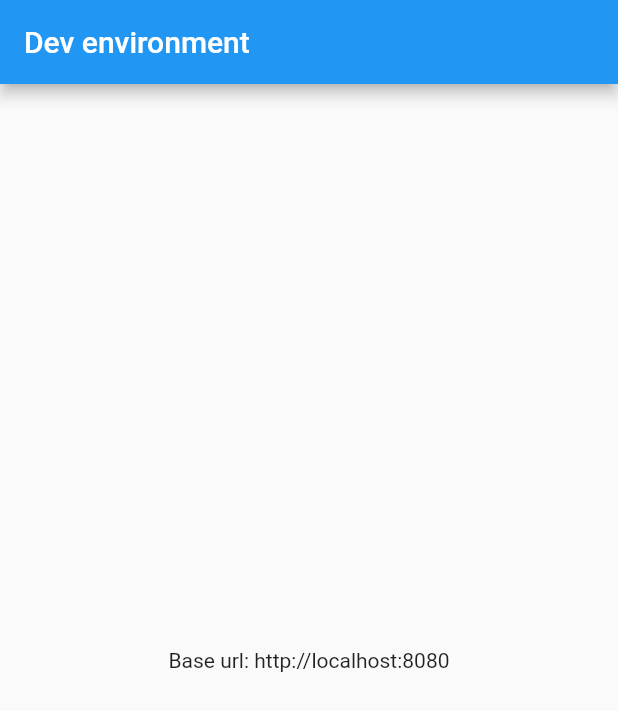
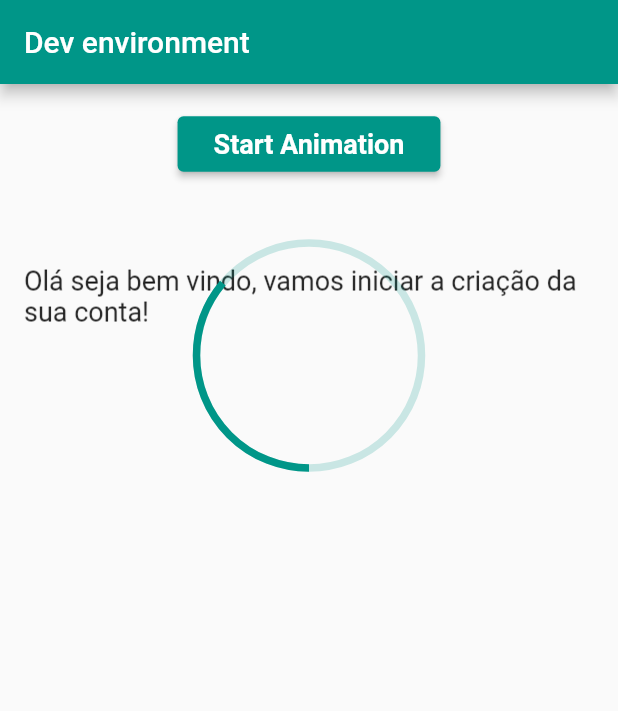
Before and after one commit to MarioJunio/flavors-and-environments, a Flutter app: the first screen one second after launch, on a phone screen of 412 x 824 dp. Shown: the top 711 px of the screen. Run offline on Flutter 3.47's test engine with Material 2 defaults, Android fonts, the phone set to English and light mode, and no system bars.

Commit message:
add RenderBox and RenderObject

```diff
--- a/lib/src/app/ui/home_page.dart
+++ /dev/null
@@ -1,18 +0,0 @@
-import 'package:flavors/flavor_config.dart';
-import 'package:flutter/material.dart';
-
-class HomePage extends StatelessWidget {
-  const HomePage({Key? key}) : super(key: key);
-
-  @override
-  Widget build(BuildContext context) {
-    return Scaffold(
-      appBar: AppBar(
-        title: Text(FlavorConfig.title ?? "Does not have"),
-      ),
-      body: Center(
-        child: Text("Base url: ${FlavorConfig.baseUrl!}"),
-      ),
-    );
-  }
-}
--- /dev/null
+++ b/lib/src/app/ui/pages/home_page/home_page.dart
@@ -0,0 +1,91 @@
+import 'package:flavors/flavor_config.dart';
+import 'package:flavors/src/app/ui/widgets/app_text_presentation_animation.dart';
+import 'package:flavors/src/app/ui/widgets/circular_gadget_widget.dart';
+import 'package:flutter/material.dart';
+
+class HomePage extends StatefulWidget {
+  const HomePage({Key? key}) : super(key: key);
+
+  @override
+  State<HomePage> createState() => _HomePageState();
+}
+
+class _HomePageState extends State<HomePage>
+    with SingleTickerProviderStateMixin {
+  late AnimationController _animationController;
+  late Animation<double> strokeValue;
+
+  @override
+  void initState() {
+    super.initState();
+
+    _animationController = AnimationController(
+      vsync: this,
+      duration: const Duration(seconds: 3),
+    );
+
+    strokeValue = Tween<double>(
+      begin: 5,
+      end: 20,
+    ).animate(
+      CurvedAnimation(parent: _animationController, curve: Curves.easeInOut),
+    );
+
+    _animationController.forward();
+  }
+
+  @override
+  Widget build(BuildContext context) {
+    return Scaffold(
+      appBar: AppBar(
+        title: Text(FlavorConfig.title ?? "Does not have"),
+      ),
+      body: Container(
+        padding: const EdgeInsets.all(16),
+        child: Column(
+          crossAxisAlignment: CrossAxisAlignment.center,
+          children: [
+            _startAnimationBtn(context),
+            _textSlideAnimation,
+            _animatedBuilder(context),
+          ],
+        ),
+      ),
+    );
+  }
+
+  AnimatedBuilder _animatedBuilder(context) => AnimatedBuilder(
+        animation: _animationController,
+        builder: (context, child) {
+          return CircularGadgetWidget(
+            thumbSize: 150,
+            strokeColor: Theme.of(context).primaryColor.withAlpha(50),
+            strokeValueColor: Theme.of(context).primaryColor,
+            centerColor: Colors.transparent,
+            strokeWidth: strokeValue.value,
+          );
+        },
+      );
+
+  get _textSlideAnimation => AppTextPresentationAnimation(
+        controller: _animationController,
+        text: "Olá seja bem vindo, vamos iniciar a criação da sua conta!",
+      );
+
+  Widget _startAnimationBtn(context) => ElevatedButton(
+        onPressed: () {
+          if (_animationController.isCompleted) {
+            _animationController.reverse();
+          } else {
+            _animationController.forward();
+          }
+        },
+        child: Padding(
+          padding: const EdgeInsets.all(8.0),
+          child: Text(
+            "Start Animation",
+            style: Theme.of(context).textTheme.labelMedium,
+          ),
+        ),
+      );
+}
--- /dev/null
+++ b/lib/src/app/ui/pages/home_page/home_page_controller.dart
@@ -0,0 +1 @@
+//TODO: here goes the controller using mobx or bloc
--- /dev/null
+++ b/lib/src/app/ui/renders/circular_gadget_render.dart
@@ -0,0 +1,145 @@
+import 'dart:math' as math;
+
+import 'package:flutter/material.dart';
+
+class CircularGadgetRender extends RenderBox {
+  Color _strokeColor;
+  Color _strokeValueColor;
+  Color _centerColor;
+  double _thumbSize;
+  double _strokeWidth;
+
+  CircularGadgetRender({
+    required Color strokeColor,
+    required Color strokeValueColor,
+    required Color centerColor,
+    required double thumbSize,
+    required double strokeWidth,
+  })  : _strokeColor = strokeColor,
+        _strokeValueColor = strokeValueColor,
+        _centerColor = centerColor,
+        _thumbSize = thumbSize,
+        _strokeWidth = strokeWidth;
+
+  Color get strokeColor => _strokeColor;
+
+  set strokeColor(Color value) {
+    if (_strokeColor != value) {
+      _strokeColor = value;
+      markNeedsPaint();
+    }
+  }
+
+  Color get strokeValueColor => _strokeValueColor;
+
+  set strokeValueColor(Color value) {
+    if (_strokeValueColor != value) {
+      _strokeValueColor = value;
+      markNeedsPaint();
+    }
+  }
+
+  Color get centerColor => _centerColor;
+
+  set centerColor(Color value) {
+    if (_centerColor != value) {
+      _centerColor = value;
+      markNeedsPaint();
+    }
+  }
+
+  double get thumbSize => _thumbSize;
+
+  set thumbSize(double value) {
+    if (_thumbSize != value) {
+      _thumbSize = value;
+      markNeedsPaint();
+    }
+  }
+
+  double get strokeWidth => _strokeWidth;
+
+  set strokeWidth(double value) {
+    if (_strokeWidth != value) {
+      _strokeWidth = value;
+      markNeedsPaint();
+    }
+  }
+
+  @override
+  void performLayout() {
+    final desiredWidth = thumbSize;
+    final desiredHeight = thumbSize;
+
+    final desiredSize = Size(desiredWidth, desiredHeight);
+
+    size = constraints.constrain(desiredSize);
+  }
+
+  @override
+  void paint(PaintingContext context, Offset offset) {
+    final Canvas canvas = context.canvas;
+
+    canvas.save();
+
+    canvas.translate(offset.dx, offset.dy);
+
+    const Offset arcOffset = Offset(0, 0);
+    const double radius = 29;
+    const double radiusOffset = radius / 2;
+
+    final paintArcStroke = Paint()
+      ..color = _strokeColor
+      ..style = PaintingStyle.stroke
+      ..strokeWidth = _strokeWidth;
+
+    _drawArc(
+      canvas,
+      arcOffset,
+      Size(_thumbSize, _thumbSize),
+      paintArcStroke,
+      90.0,
+      360.0,
+    );
+
+    final paintArcStrokeAchieved = Paint()
+      ..color = _strokeValueColor
+      ..style = PaintingStyle.stroke
+      ..strokeWidth = _strokeWidth;
+
+    _drawArc(
+      canvas,
+      arcOffset,
+      size,
+      paintArcStrokeAchieved,
+      90.0,
+      130.0,
+    );
+
+    final paintArcFill = Paint()
+      ..color = _centerColor
+      ..style = PaintingStyle.fill;
+
+    _drawArc(
+      canvas,
+      const Offset(radiusOffset, radiusOffset),
+      Size(_thumbSize - radius, _thumbSize - radius),
+      paintArcFill,
+      90.0,
+      360.0,
+    );
+  }
+
+  void _drawArc(Canvas canvas, Offset offset, Size size, Paint paint,
+      startAngle, fillAngle) {
+    canvas.drawArc(
+      offset & size,
+      _toRadians(startAngle),
+      _toRadians(fillAngle),
+      false,
+      paint,
+    );
+  }
+
+  double _toRadians(double degree) => (degree / 180) * math.pi;
+}
--- /dev/null
+++ b/lib/src/app/ui/widgets/app_text_presentation_animation.dart
@@ -0,0 +1,77 @@
+import 'package:flutter/material.dart';
+
+// ignore: must_be_immutable
+class AppTextPresentationAnimation extends StatefulWidget {
+  final String text;
+  final Animation<double> controller;
+
+  const AppTextPresentationAnimation({
+    Key? key,
+    required this.controller,
+    required this.text,
+  }) : super(key: key);
+
+  @override
+  State<AppTextPresentationAnimation> createState() =>
+      _AppTextPresentationAnimationState();
+}
+
+class _AppTextPresentationAnimationState
+    extends State<AppTextPresentationAnimation> {
+  late Animation<Offset> translateAnimation;
+  late Animation<double> fadeOutAnimation;
+
+  @override
+  void initState() {
+    super.initState();
+
+    translateAnimation = Tween<Offset>(
+      begin: const Offset(0, 100),
+      end: const Offset(0, 0),
+    ).animate(
+      CurvedAnimation(
+        parent: widget.controller,
+        curve: const Interval(
+          0.0,
+          1,
+          curve: Curves.slowMiddle,
+        ),
+      ),
+    );
+
+    fadeOutAnimation = Tween<double>(
+      begin: 1,
+      end: 0,
+    ).animate(
+      CurvedAnimation(
+        parent: widget.controller,
+        curve: const Interval(
+          0.9,
+          1,
+          curve: Curves.linearToEaseOut,
+        ),
+      ),
+    );
+  }
+
+  @override
+  Widget build(BuildContext context) {
+    return AnimatedBuilder(
+      animation: widget.controller,
+      builder: (context, child) => _animateBuilder(context, child),
+    );
+  }
+
+  Widget _animateBuilder(context, child) => Opacity(
+        opacity: fadeOutAnimation.value,
+        alwaysIncludeSemantics: true,
+        child: Transform.translate(
+          offset: translateAnimation.value,
+          filterQuality: FilterQuality.high,
+          child: Text(
+            widget.text,
+            style: Theme.of(context).textTheme.displayMedium,
+          ),
+        ),
+      );
+}
--- /dev/null
+++ b/lib/src/app/ui/widgets/circular_gadget_widget.dart
@@ -0,0 +1,50 @@
+import 'package:flavors/src/app/ui/renders/circular_gadget_render.dart';
+import 'package:flutter/material.dart';
+import 'package:flutter/src/foundation/diagnostics.dart';
+
+class CircularGadgetWidget extends LeafRenderObjectWidget {
+  CircularGadgetWidget({
+    required this.thumbSize,
+    required this.strokeColor,
+    required this.strokeValueColor,
+    required this.centerColor,
+    this.strokeWidth = 30,
+  });
+
+  final double strokeWidth;
+  final Color strokeColor;
+  final Color strokeValueColor;
+  final Color centerColor;
+  final double thumbSize;
+
+  @override
+  RenderObject createRenderObject(BuildContext context) {
+    return CircularGadgetRender(
+      thumbSize: thumbSize,
+      centerColor: centerColor,
+      strokeColor: strokeColor,
+      strokeValueColor: strokeValueColor,
+      strokeWidth: strokeWidth,
+    );
+  }
+
+  @override
+  void updateRenderObject(
+      BuildContext context, covariant CircularGadgetRender renderObject) {
+    renderObject.strokeColor = strokeColor;
+    renderObject.strokeValueColor = strokeValueColor;
+    renderObject.centerColor = centerColor;
+    renderObject.thumbSize = thumbSize;
+  }
+
+  @override
+  void debugFillProperties(DiagnosticPropertiesBuilder properties) {
+    super.debugFillProperties(properties);
+
+    properties.add(ColorProperty("strokeColor", strokeColor));
+    properties.add(ColorProperty("strokeValueColor", strokeValueColor));
+    properties.add(ColorProperty("centerColor", centerColor));
+    properties.add(DoubleProperty("thumbSize", thumbSize));
+    properties.add(DoubleProperty("strokeWidth", strokeWidth));
+  }
+}
--- a/pubspec.yaml
+++ b/pubspec.yaml
@@ -60,9 +60,8 @@ flutter:
   uses-material-design: true
 
   # To add assets to your application, add an assets section, like this:
-  # assets:
-  #   - images/a_dot_burr.jpeg
-  #   - images/a_dot_ham.jpeg
+  assets:
+    - assets/app_icons/
 
   # An image asset can refer to one or more resolution-specific "variants", see
   # https://flutter.dev/assets-and-images/#resolution-aware
```
Also changed, not shown: lib/main_common.dart (+14 -2 lines), lib/src/app/ui/widgets/app_scale_animation.dart (added, +27 -0 lines).
